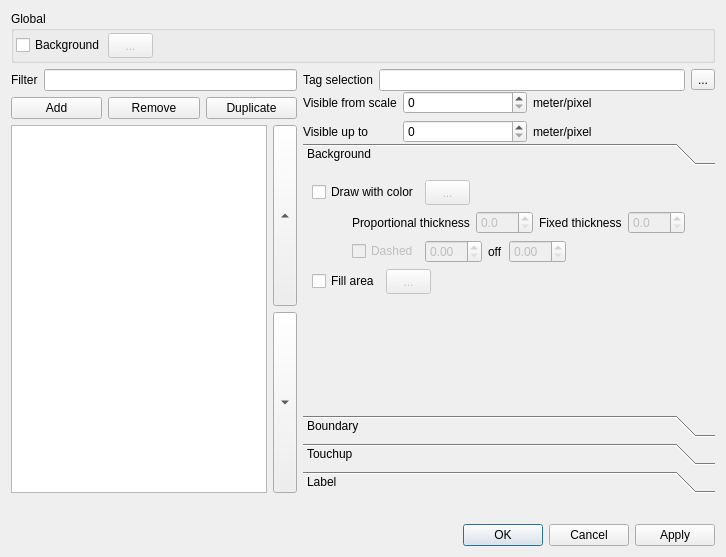
This is src/PaintStyle/PaintStyleEditor.ui in openstreetmap/merkaartor as Qt 5 draws it before an edit. The edited form follows.
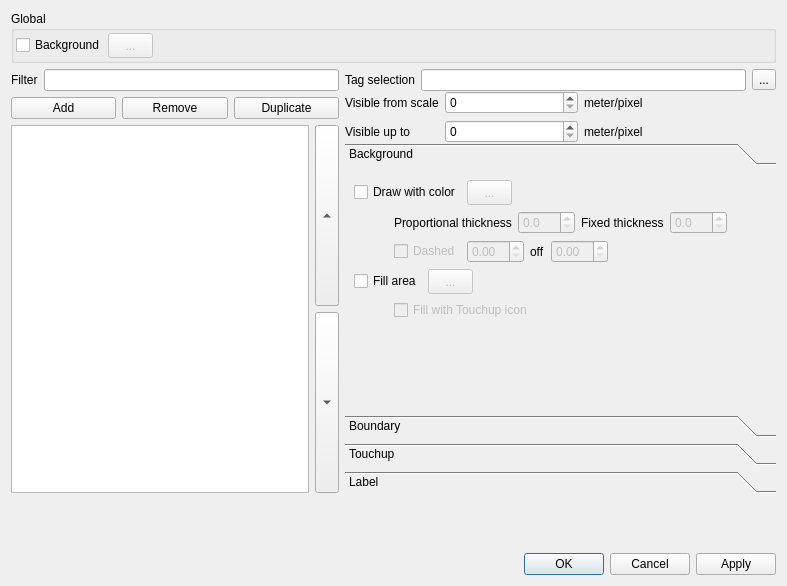
This is the edited form.

Commit message: ADD : Bicycle style by Markus Straub ADD : Styles : allow to texture areas with an icon

Patch:
```diff
--- a/src/PaintStyle/PaintStyleEditor.ui
+++ b/src/PaintStyle/PaintStyleEditor.ui
@@ -6,8 +6,8 @@
    <rect>
     <x>0</x>
     <y>0</y>
-    <width>726</width>
-    <height>557</height>
+    <width>787</width>
+    <height>586</height>
    </rect>
   </property>
   <property name="windowTitle">
@@ -323,8 +323,8 @@
               <rect>
                <x>0</x>
                <y>0</y>
-               <width>455</width>
-               <height>211</height>
+               <width>461</width>
+               <height>226</height>
               </rect>
              </property>
              <attribute name="label">
@@ -572,6 +572,42 @@
                 </item>
                </layout>
               </item>
+              <item>
+               <layout class="QHBoxLayout" name="_3">
+                <property name="spacing">
+                 <number>6</number>
+                </property>
+                <property name="margin">
+                 <number>0</number>
+                </property>
+                <item>
+                 <spacer name="horizontalSpacer_7">
+                  <property name="orientation">
+                   <enum>Qt::Horizontal</enum>
+                  </property>
+                  <property name="sizeType">
+                   <enum>QSizePolicy::Maximum</enum>
+                  </property>
+                  <property name="sizeHint" stdset="0">
+                   <size>
+                    <width>40</width>
+                    <height>20</height>
+                   </size>
+                  </property>
+                 </spacer>
+                </item>
+                <item>
+                 <widget class="QCheckBox" name="DrawFillIcon">
+                  <property name="enabled">
+                   <bool>false</bool>
+                  </property>
+                  <property name="text">
+                   <string>Fill with Touchup icon</string>
+                  </property>
+                 </widget>
+                </item>
+               </layout>
+              </item>
               <item>
                <spacer name="verticalSpacer_2">
                 <property name="orientation">
```
Left out of the diff: 252 changed lines with no effect on the pictures. The commit also changes 11 other files.
